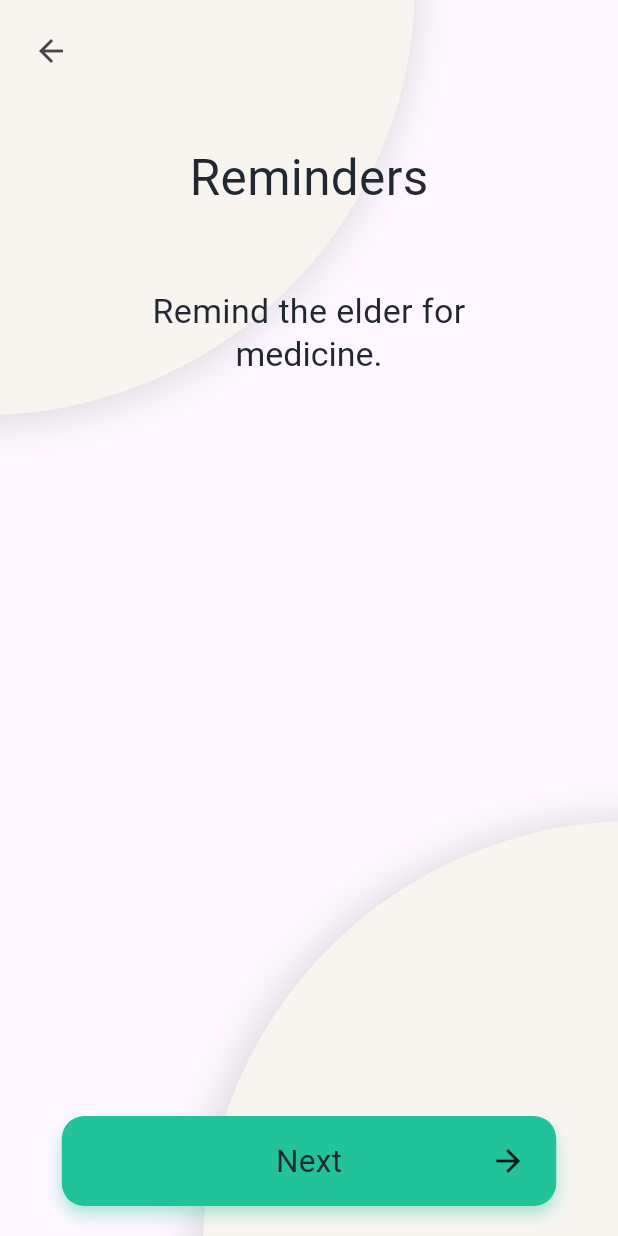
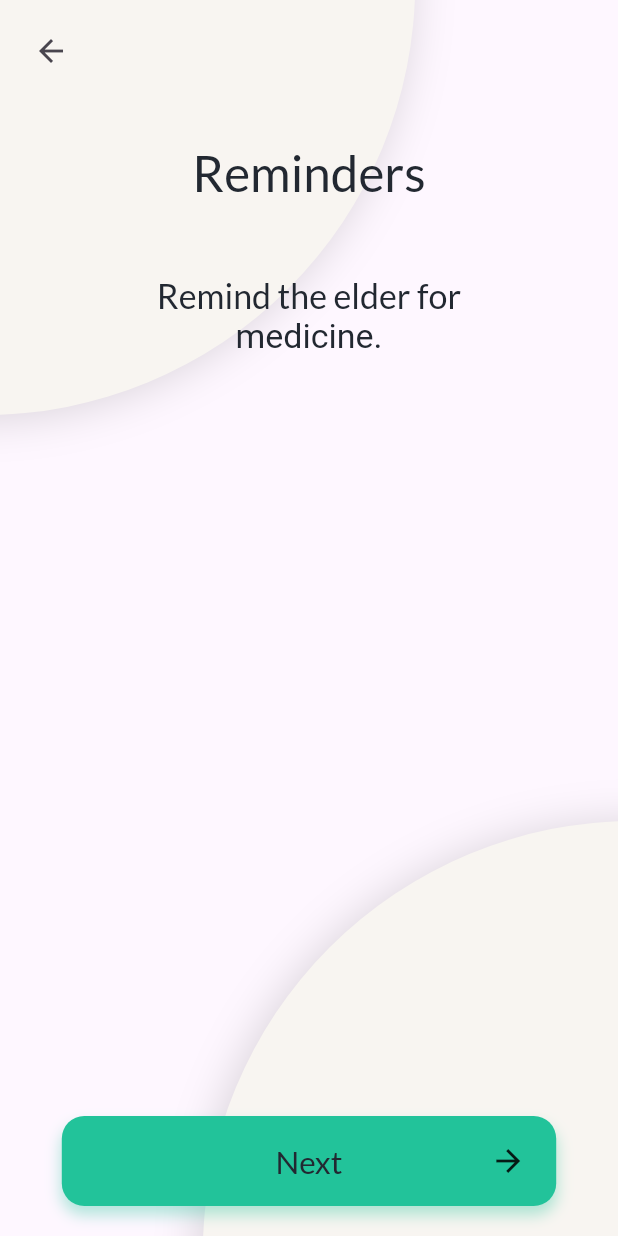
Before and after one commit to Swipe-Swap/SwipeSwapFrontend, a Flutter app: the screen it shows after launch, after a tap on "Next", on a phone screen of 412 x 824 dp. Run offline on Flutter 3.47's test engine with Material 2 defaults, Android fonts, the phone set to English and light mode, and no system bars; drawn by our look-alikes of animated_text_kit; our stand-ins replace cloud_firestore, dot_navigation_bar, firebase_auth, firebase_core, flutter_dotenv, google_fonts and 2 more; missing offline and left inert: map_location_picker, validatorless; accounts and stored records are empty.

Commit message:
frontend stuff

```diff
--- a/swipeswap/lib/main.dart
+++ b/swipeswap/lib/main.dart
@@ -1,6 +1,7 @@
 // Flutter imports
 import 'package:firebase_core/firebase_core.dart';
 import 'package:flutter/material.dart';
+import 'package:google_fonts/google_fonts.dart';
 import 'package:swipeswap/firebase_options.dart';
 
 // Package imports
@@ -15,9 +16,10 @@
 // Third-party dependency imports
 import 'package:provider/provider.dart';
 import 'package:flutter_dotenv/flutter_dotenv.dart';
+import 'package:sizer/sizer.dart';
 
 void main() async {
-  await dotenv.load(fileName: "../.env");
+  await dotenv.load(fileName: ".env");
   WidgetsFlutterBinding.ensureInitialized();
   await Firebase.initializeApp(
     options: DefaultFirebaseOptions.currentPlatform,
@@ -41,10 +43,13 @@
   // This widget is the root of your application.
   @override
   Widget build(BuildContext context) {
+    final textTheme = Theme.of(context).textTheme;
+    return Sizer(builder: (context, orientation, deviceType) {
       return MaterialApp(
         debugShowCheckedModeBanner: false,
         title: 'SwipeSwap',
         theme: ThemeData(
+          textTheme: GoogleFonts.latoTextTheme(textTheme),
           colorScheme: ColorScheme.fromSeed(seedColor: Colors.deepPurple),
           useMaterial3: true,
         ),
@@ -57,5 +62,6 @@
           Routes.order.toString(): (context) => const Order(),
         },
       );
+    });
   }
 }
--- a/swipeswap/lib/screens/order.dart
+++ b/swipeswap/lib/screens/order.dart
@@ -1,4 +1,6 @@
+import 'package:firebase_auth/firebase_auth.dart';
 import 'package:flutter/material.dart';
+import 'package:swipeswap/models/user.dart';
 import 'package:swipeswap/utils/constants.dart';
 import 'package:swipeswap/widgets/custom_nav_bar.dart';
 import 'package:map_location_picker/map_location_picker.dart';
@@ -88,7 +90,8 @@ class _OrderState extends State<Order> {
                   );
                 } else {
                   // Submit data
-                  db.collection("orders").add(Order());
+                  final uid = FirebaseAuth.instance.currentUser?.uid.toString();
+                  // db.collection("orders").doc(uid).set(Order());
                 }
               },
               child: const Text("Submit?"),
--- a/swipeswap/lib/screens/pendingOrder.dart
+++ b/swipeswap/lib/screens/pendingOrder.dart
@@ -10,6 +10,9 @@ class PendingOrder extends StatefulWidget {
 class _PendingOrderState extends State<PendingOrder> {
   @override
   Widget build(BuildContext context) {
-    return const Placeholder();
+    return const SizedBox(
+      height: 0,
+      width: 0,
+    );
   }
 }
--- a/swipeswap/lib/screens/wrapper.dart
+++ b/swipeswap/lib/screens/wrapper.dart
@@ -34,9 +34,9 @@ class _WrapperState extends State<Wrapper> {
           phoneNumber: user.phoneNumber.toString(),
         );
         debugPrint('User is signed in!');
-        print(user);
       }
     });
+    print(user);
   }
 
   @override
--- a/swipeswap/pubspec.yaml
+++ b/swipeswap/pubspec.yaml
@@ -37,9 +37,11 @@ dependencies:
   flutter:
     sdk: flutter
   flutter_dotenv: ^5.1.0
+  google_fonts: ^6.0.0
   google_sign_in: ^6.1.5
   map_location_picker: ^1.2.6
   provider: ^6.0.5
+  sizer: ^2.0.15
   validatorless: ^1.2.3
 
 dev_dependencies:
@@ -58,6 +60,7 @@ flutter:
   # To add assets to your application, add an assets section, like this:
   assets:
     - assets/images/
+    - .env
   # An image asset can refer to one or more resolution-specific "variants", see
   # https://flutter.dev/assets-and-images/#resolution-aware
   # For details regarding adding assets from package dependencies, see
```
Also changed, not shown: swipeswap/lib/screens/swaps.dart (+15 -3 lines), swipeswap/lib/widgets/dining_court.dart (+9 -5 lines), swipeswap/assets/images/wiley.png, swipeswap/assets/images/windsor.png, swipeswap/pubspec.lock, 1 other file. Lines whose indentation alone changed are shown as unchanged.
